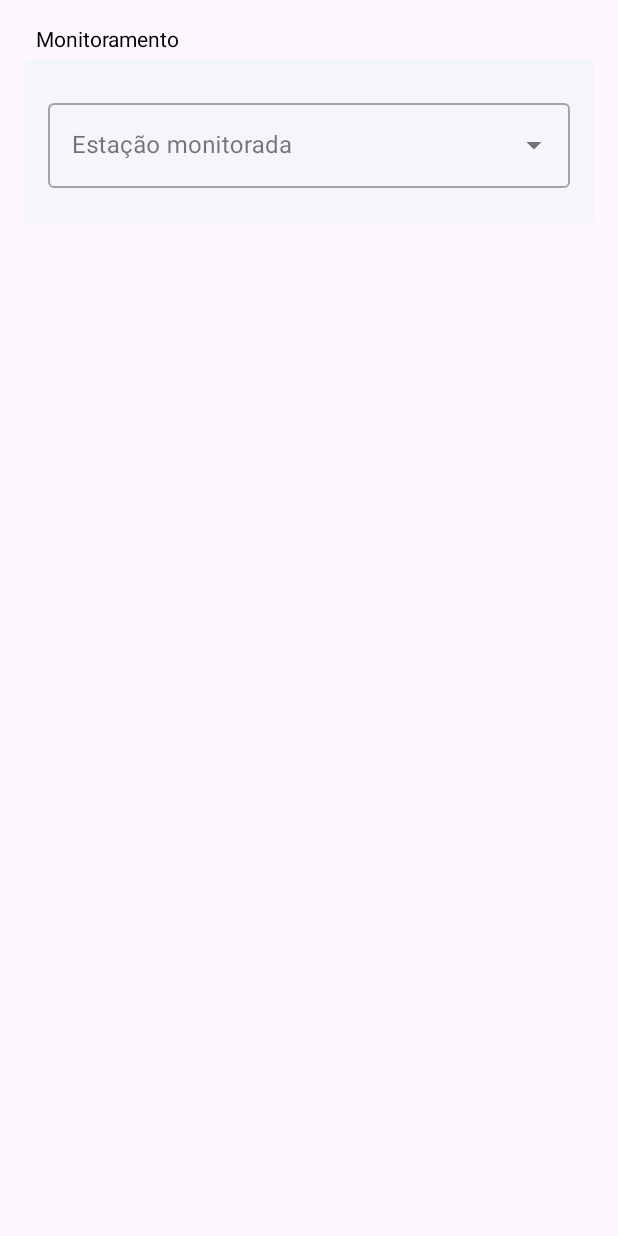
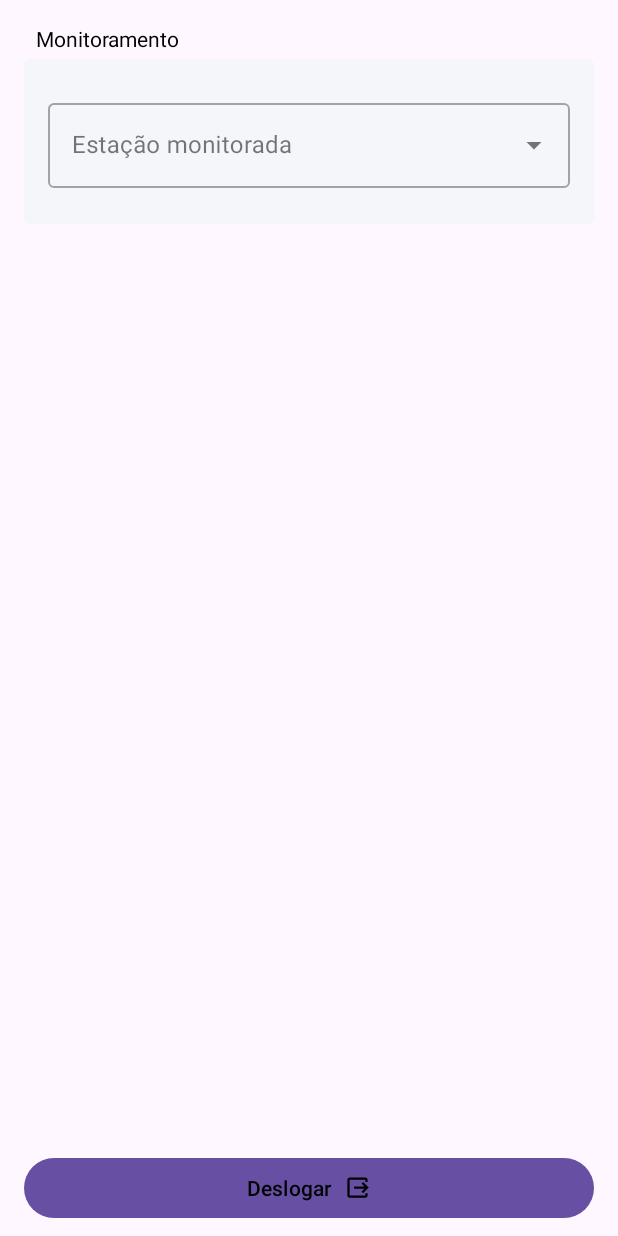
Before and after one commit to gabriel-secchi/SolarSelf, an Android app: the ConfigFragment screen opened through its navigation route, on a phone screen of 412 x 824 dp. Run offline under Robolectric (Android 15) with nearby library versions, the phone set to English and light mode, and no system bars; our stand-ins replace Shimmer, navigation-ui; 24 statements that could not run were skipped.

Commit message:
Add logout button

```diff
--- a/app/src/main/java/com/gma/solarself/implementation/ConfigMonitoringCardViewModelImpl.kt
+++ b/app/src/main/java/com/gma/solarself/implementation/ConfigMonitoringCardViewModelImpl.kt
@@ -63,7 +63,7 @@ class ConfigMonitoringCardViewModelImpl(
                     throw Exception()
             } catch (ex: Exception) {
                 ex.printStackTrace()
-                error.postValue(R.string.config_screen_widget_error)
+                error.postValue(R.string.config_screen_station_monitored_error)
             } finally {
                 loading.postValue(false)
             }
--- a/app/src/main/java/com/gma/solarself/view/config/ConfigMonitoringCardFragment.kt
+++ b/app/src/main/java/com/gma/solarself/view/config/ConfigMonitoringCardFragment.kt
@@ -63,7 +63,7 @@ class ConfigMonitoringCardFragment :
         viewModel.stationIdConfigured.observe(requireActivity(), ::setupWidgetConfig)
         viewModel.configUpdated.observe(requireActivity()) {
             CustomSnackBar
-                .make(view, R.string.config_screen_widget_updated)
+                .make(view, R.string.config_screen_station_monitored_updated)
                 .setSuccessStyle()
                 .show()
             lastSelectionStation = binding.stationList.text.toString()
--- a/app/src/main/java/com/gma/solarself/viewModel/ConfigViewModel.kt
+++ b/app/src/main/java/com/gma/solarself/viewModel/ConfigViewModel.kt
@@ -4,7 +4,11 @@ import androidx.lifecycle.LiveData
 import androidx.lifecycle.ViewModel
 import com.gma.infrastructure.model.StationDataPage
 import com.gma.infrastructure.model.WidgetConfig
+import java.util.Date
 
-abstract class ConfigViewModel : ViewModel() {
+abstract class ConfigViewModel : ExtendViewModel, ViewModel() {
+    abstract val loggedOut: LiveData<Boolean>
     abstract fun hideToolbarConfigButton()
+    abstract fun logOff()
+
 }
--- /dev/null
+++ b/app/src/main/res/drawable/outline_output_24.xml
@@ -0,0 +1,6 @@
+<vector android:height="24dp" android:tint="#000000"
+    android:viewportHeight="24" android:viewportWidth="24"
+    android:width="24dp" xmlns:android="http://schemas.android.com/apk/res/android">
+    <path android:fillColor="@android:color/white" android:pathData="M17,17l5,-5l-5,-5l-1.41,1.41l2.58,2.59l-9.17,0l0,2l9.17,0l-2.58,2.59z"/>
+    <path android:fillColor="@android:color/white" android:pathData="M19,19H5V5h14v2h2V5c0,-1.1 -0.89,-2 -2,-2H5C3.9,3 3,3.9 3,5v14c0,1.1 0.9,2 2,2h14c1.11,0 2,-0.9 2,-2v-2h-2V19z"/>
+</vector>
--- a/app/src/main/res/layout/fragment_config.xml
+++ b/app/src/main/res/layout/fragment_config.xml
@@ -4,15 +4,39 @@
     xmlns:tools="http://schemas.android.com/tools"
     android:layout_width="match_parent"
     android:layout_height="match_parent"
-    android:paddingVertical="@dimen/sizeTiny"
-    android:paddingHorizontal="@dimen/sizeSmall"
+    android:fitsSystemWindows="true"
     tools:context=".view.config.ConfigFragment">
 
-    <FrameLayout
-        android:id="@+id/config_widget_card"
+    <androidx.constraintlayout.widget.ConstraintLayout
         android:layout_width="match_parent"
-        android:layout_height="wrap_content"
-        app:layout_constraintStart_toStartOf="parent"
-        app:layout_constraintTop_toTopOf="parent" />
+        android:layout_height="match_parent"
+        android:layout_marginHorizontal="@dimen/sizeSmall"
+        android:layout_marginVertical="@dimen/sizeTiny"
+        app:layout_constraintTop_toTopOf="parent"
+        app:layout_constraintStart_toStartOf="parent">
 
+        <FrameLayout
+            android:id="@+id/config_widget_card"
+            android:layout_width="match_parent"
+            android:layout_height="wrap_content"
+            app:layout_constraintStart_toStartOf="parent"
+            app:layout_constraintTop_toTopOf="parent" />
+
+        <com.google.android.material.button.MaterialButton
+            android:id="@+id/btn_logoff"
+            style="@style/primaryButton"
+            android:layout_width="match_parent"
+            android:layout_height="wrap_content"
+            android:text="@string/logoff"
+            app:icon="@drawable/outline_output_24"
+            app:iconGravity="textEnd"
+            app:iconTint="@color/textColorPrimaryButton"
+            app:layout_constraintBottom_toBottomOf="parent"
+            app:layout_constraintStart_toStartOf="parent" />
+
+    </androidx.constraintlayout.widget.ConstraintLayout>
+
+    <include
+        android:id="@+id/loading"
+        layout="@layout/loading" />
 </androidx.constraintlayout.widget.ConstraintLayout>
--- a/app/src/main/res/values/strings.xml
+++ b/app/src/main/res/values/strings.xml
@@ -13,6 +13,7 @@
     <string name="previous">Previous</string>
     <string name="cancel">Cancelar</string>
     <string name="select">Selecionar</string>
+    <string name="logoff">Deslogar</string>
 
     <!-- Fields Validation -->
     <string name="invalid_field">Campo inválido</string>
@@ -28,10 +29,9 @@
     <!-- Config Screen -->
     <string name="config_screen_monitoring">Monitoramento</string>
     <string name="config_screen_monitored_station">Estação monitorada</string>
-    <string name="config_screen_widget_updated">Configuração do Widget salva</string>
-    <string name="config_screen_widget_error">Erro ao salvar a configuração do Widget</string>
-    <string name="config_screen_widget_bg_color">Cor de fundo</string>
-    <string name="config_screen_widget_txt_color">Cor do texto</string>
+    <string name="config_screen_station_monitored_updated">Configuração salva</string>
+    <string name="config_screen_station_monitored_error">Erro ao salvar a configuração</string>
+    <string name="config_screen_logoff_alert">Você realmente quer apagar seus dados de login e sair do monitoramento?</string>
 
     <!-- Data Screen -->
     <string name="data_screen_close_app">Pressione novamente para fechar o app</string>
--- a/data_local/src/main/java/com/gma/data_local/dao/ConfigApiDao.kt
+++ b/data_local/src/main/java/com/gma/data_local/dao/ConfigApiDao.kt
@@ -5,4 +5,5 @@ import com.gma.data_local.model.DataAccess
 interface ConfigApiDao {
     fun saveDataAccess(dataAccess: DataAccess)
     fun getDataAccess(): DataAccess?
+    fun removeDataAccess(): Boolean
 }
--- a/data_local/src/main/java/com/gma/data_local/implementation/DataAccessUseCaseImpl.kt
+++ b/data_local/src/main/java/com/gma/data_local/implementation/DataAccessUseCaseImpl.kt
@@ -15,4 +15,7 @@ class DataAccessUseCaseImpl(
         configApiDao.saveDataAccess(dataAccess)
     }
 
+    override suspend fun removeDataAccess(): Boolean {
+        return configApiDao.removeDataAccess()
+    }
 }
--- a/data_local/src/main/java/com/gma/data_local/useCase/DataAccessUseCase.kt
+++ b/data_local/src/main/java/com/gma/data_local/useCase/DataAccessUseCase.kt
@@ -5,4 +5,5 @@ import com.gma.data_local.model.DataAccess
 interface DataAccessUseCase {
     suspend fun getDataAccess(): DataAccess?
     suspend fun saveDataAccess(dataAccess: DataAccess)
+    suspend fun removeDataAccess(): Boolean
 }
--- a/infrastructure/src/main/java/com/gma/infrastructure/implementation/ApiDataAccessUseCaseImpl.kt
+++ b/infrastructure/src/main/java/com/gma/infrastructure/implementation/ApiDataAccessUseCaseImpl.kt
@@ -26,4 +26,8 @@ class ApiDataAccessUseCaseImpl(
         dataAccessUseCase.saveDataAccess(dataAccess)
         saveRemoteApiDataAccess.execute(dataAccess)
     }
+
+    override suspend fun delete(): Boolean {
+        return dataAccessUseCase.removeDataAccess()
+    }
 }
--- a/infrastructure/src/main/java/com/gma/infrastructure/useCase/ApiDataAccessUseCase.kt
+++ b/infrastructure/src/main/java/com/gma/infrastructure/useCase/ApiDataAccessUseCase.kt
@@ -6,4 +6,5 @@ interface ApiDataAccessUseCase {
 
     suspend fun get(): ApiDataAccessModel?
     suspend fun save(apiDataAccess: ApiDataAccessModel)
+    suspend fun delete(): Boolean
 }
```
Also changed, not shown: app/src/main/java/com/gma/solarself/di/appModule.kt (+4 -3 lines), app/src/main/java/com/gma/solarself/implementation/ConfigViewModelImpl.kt (+21 -6 lines), app/src/main/java/com/gma/solarself/view/config/ConfigFragment.kt (+36 -1 lines), data_local/src/main/java/com/gma/data_local/implementationDao/ConfigApiDaoImpl.kt (+14 -0 lines).
